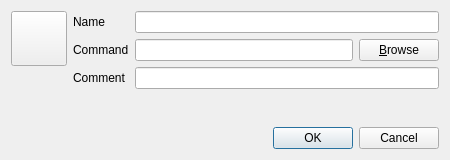
Qt form Version 1.x/UI/dapplicationPropertiesWindow.ui (textbrowser/dooble) before a commit.
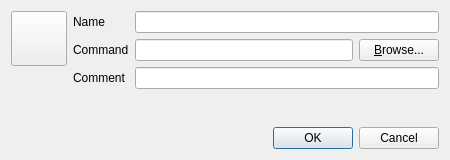
The same form after that commit.

```diff
--- a/Version 1.x/UI/dapplicationPropertiesWindow.ui
+++ b/Version 1.x/UI/dapplicationPropertiesWindow.ui
@@ -79,7 +79,7 @@
          <item>
           <widget class="QPushButton" name="browsePushButton">
            <property name="text">
-            <string>&amp;Browse</string>
+            <string>&amp;Browse...</string>
            </property>
           </widget>
          </item>
```
